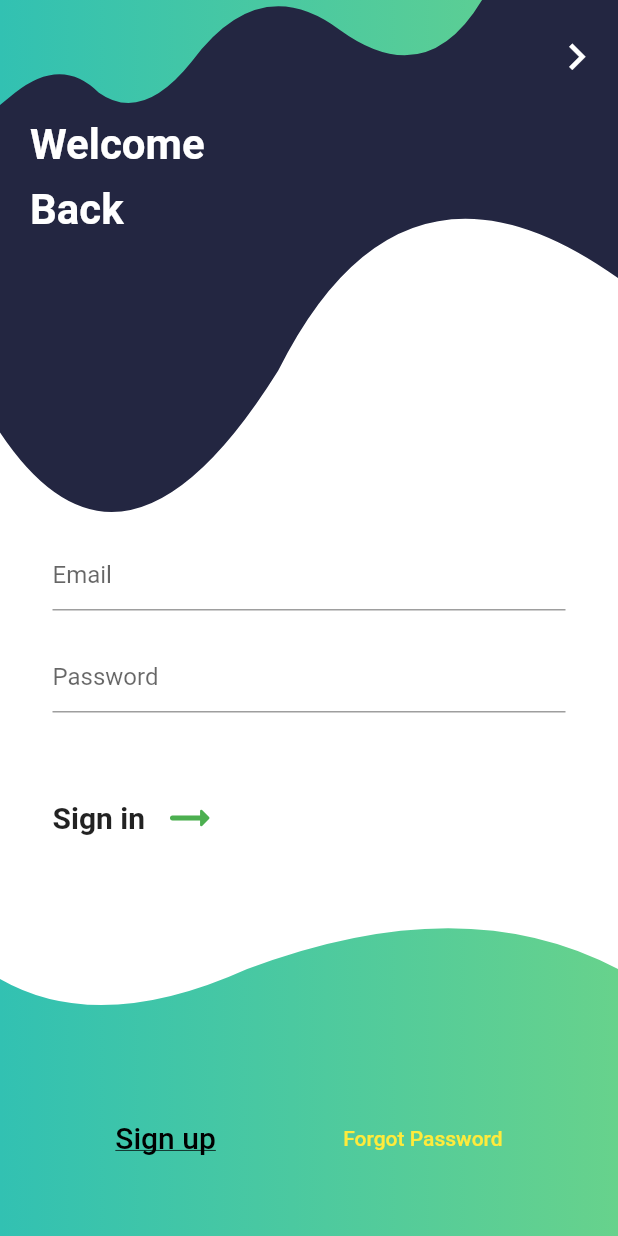
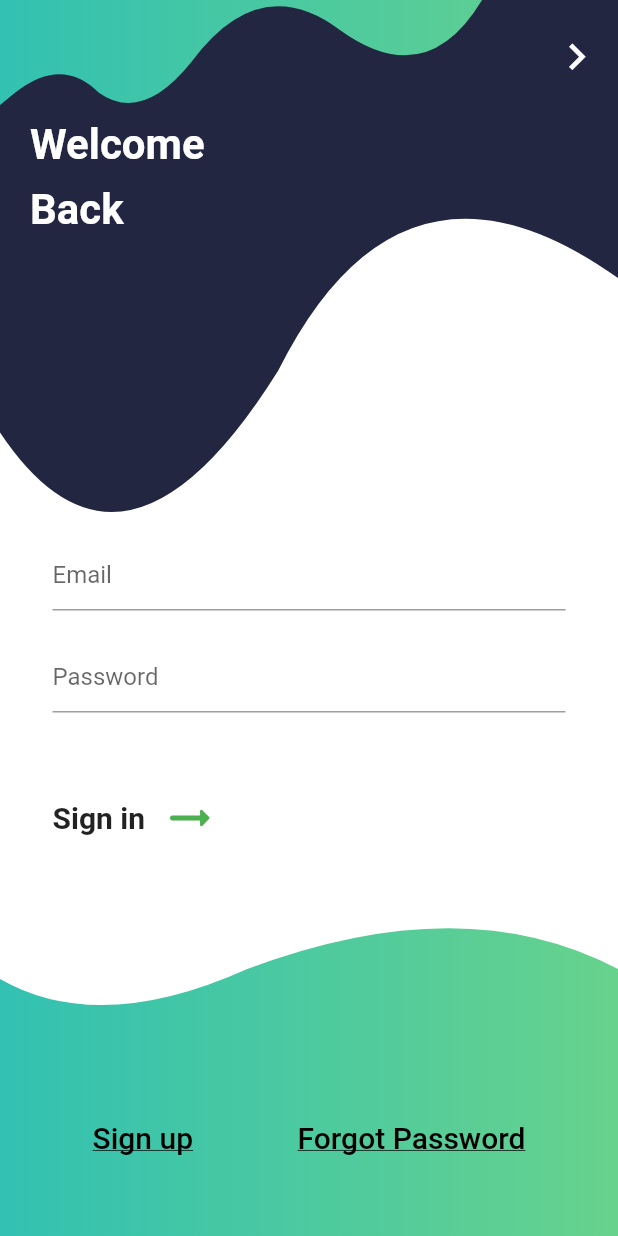
Before and after one commit to bai-93/binanceApp, a Flutter app: the screen it shows after launch, after a tap on the "keyboard arrow right" icon, on a phone screen of 412 x 824 dp. Run offline on Flutter 3.47's test engine with Material 2 defaults, Android fonts, the phone set to English and light mode, and no system bars; our stand-ins replace adaptive_theme, flutter_bloc.

Commit message:
animation for bottom tittles

```diff
--- a/lib/loginFlow/loginScreen.dart
+++ b/lib/loginFlow/loginScreen/loginScreen.dart
@@ -2,6 +2,7 @@ import 'package:adaptive_theme/adaptive_theme.dart';
 import 'package:flutter/material.dart';
 import 'package:flutter_bloc/flutter_bloc.dart';
 import 'package:sheker/baseUI/baseWidget.dart';
+import 'login_shape/login_top_bottom.dart';
 
 class LoginScreen extends BaseScreen {
   const LoginScreen({super.key});
@@ -12,21 +13,21 @@ class LoginScreen extends BaseScreen {
 class _LoginScreenState extends BaseScreenState<LoginScreen>
     with BaseScreenMixin, SingleTickerProviderStateMixin {
   VoidCallback? signUp;
-  bool flagOpacity = false;
   late AnimationController controller;
-  late Animation<Color?> colorTween;
+  late Tween<double> opacityTween;
+  late Animation opacity;
 
   @override
   void initState() {
     super.initState();
     controller =
-        AnimationController(vsync: this, duration: Duration(seconds: 2));
-    colorTween = ColorTween(begin: Colors.yellow, end: Colors.red).animate(
-        CurvedAnimation(parent: controller, curve: const Interval(0.0, 1.0)));
+        AnimationController(vsync: this, duration: Duration(seconds: 1));
+    opacityTween = Tween<double>(begin: 0.0, end: 1.0);
+    opacity = opacityTween.animate(controller);
     controller.addListener(() {
-      debugPrint('listener');
       setState(() {});
     });
+    controller.forward();
   }
 
   @override
@@ -148,10 +149,7 @@ class _LoginScreenState extends BaseScreenState<LoginScreen>
                                   children: [
                                     GestureDetector(
                                       onTap: () {
-                                        debugPrint('opacity');
-                                        setState(() {
-                                          flagOpacity = !flagOpacity;
-                                        });
+                                        debugPrint("top left action");
                                       },
                                       child: const Icon(
                                         Icons.keyboard_arrow_right_outlined,
@@ -182,23 +180,20 @@ class _LoginScreenState extends BaseScreenState<LoginScreen>
               bottom: getSizeScreen().height * 0.05,
               child: SizedBox(
                 width: getSizeScreen().width,
+                child: Opacity(
+                  opacity: opacity.value,
                   child: Row(
                     mainAxisAlignment: MainAxisAlignment.spaceEvenly,
                     children: [
                       createButton(
-                        func: flagOpacity
+                          func: opacity.value >= 0.0
                               ? () {
                                   debugPrint('Sign up button');
-                                controller.forward();
                                 }
-                            : null,
-                        child: AnimatedOpacity(
-                          duration: Duration(seconds: 1),
-                          opacity: flagOpacity ? 1.0 : 0.0,
+                              : () {},
                           child: Text(
                             'Sign up',
                             style: Theme.of(context).textTheme.bodyLarge,
-                          ),
                           )),
                       createButton(
                           func: () {
@@ -206,9 +201,10 @@ class _LoginScreenState extends BaseScreenState<LoginScreen>
                           },
                           child: Text(
                             'Forgot Password',
-                          style: TextStyle(color: colorTween.value),
+                            style: Theme.of(context).textTheme.bodyLarge,
                           )),
                     ],
+                  ),
                 ),
               ),
             ),
@@ -235,60 +231,6 @@ class _LoginScreenState extends BaseScreenState<LoginScreen>
     return TextButton(
       onPressed: func,
       child: child,
-      // style: TextButton.styleFrom(),
     );
   }
 }
-
-class TopContentClip extends CustomClipper<Path> {
-  @override
-  Path getClip(Size size) {
-    double height = size.height;
-    double width = size.width;
-
-    Path path = Path();
-    path.moveTo(0.0, height * 0.7);
-    path.quadraticBezierTo(width * 0.2, height, width * 0.45, height * 0.6);
-    path.quadraticBezierTo(width * 0.65, height * 0.2, width, height * 0.45);
-    path.lineTo(width, 0.0);
-    path.lineTo(width * 0.78, 0.0);
-    path.quadraticBezierTo(width * 0.69, height * 0.15, width * 0.55, 20.0);
-    path.quadraticBezierTo(width * 0.42, -20.0, width * 0.31, height * 0.1);
-    path.quadraticBezierTo(
-        width * 0.23, height * 0.2, width * 0.16, height * 0.15);
-    path.quadraticBezierTo(width * 0.1, height * 0.09, 10.0, height * 0.15);
-    path.lineTo(0.0, height * 0.17);
-    path.close();
-    return path;
-  }
-
-  @override
-  bool shouldReclip(covariant CustomClipper<Path> oldClipper) {
-    return true;
-  }
-}
-
-class BottomContentClip extends CustomClipper<Path> {
-  @override
-  Path getClip(Size size) {
-    double height = size.height;
-    double width = size.width;
-
-    var pathClip = Path();
-    pathClip.moveTo(0.0, height * 0.23);
-    pathClip.quadraticBezierTo(
-        width * 0.16, height * 0.4, width * 0.4, height * 0.2);
-    pathClip.quadraticBezierTo(width * 0.75, -10.0, width, height * 0.2);
-    pathClip.lineTo(width, height);
-    pathClip.lineTo(0.0, height);
-    pathClip.close();
-    return pathClip;
-  }
-
-  @override
-  bool shouldReclip(covariant CustomClipper<Path> oldClipper) {
-    return true;
-  }
-}
-
-//35 38 65  top content color
--- /dev/null
+++ b/lib/loginFlow/loginScreen/login_shape/login_top_bottom.dart
@@ -0,0 +1,52 @@
+import 'package:flutter/cupertino.dart';
+
+class TopContentClip extends CustomClipper<Path> {
+  @override
+  Path getClip(Size size) {
+    double height = size.height;
+    double width = size.width;
+
+    Path path = Path();
+    path.moveTo(0.0, height * 0.7);
+    path.quadraticBezierTo(width * 0.2, height, width * 0.45, height * 0.6);
+    path.quadraticBezierTo(width * 0.65, height * 0.2, width, height * 0.45);
+    path.lineTo(width, 0.0);
+    path.lineTo(width * 0.78, 0.0);
+    path.quadraticBezierTo(width * 0.69, height * 0.15, width * 0.55, 20.0);
+    path.quadraticBezierTo(width * 0.42, -20.0, width * 0.31, height * 0.1);
+    path.quadraticBezierTo(
+        width * 0.23, height * 0.2, width * 0.16, height * 0.15);
+    path.quadraticBezierTo(width * 0.1, height * 0.09, 10.0, height * 0.15);
+    path.lineTo(0.0, height * 0.17);
+    path.close();
+    return path;
+  }
+
+  @override
+  bool shouldReclip(covariant CustomClipper<Path> oldClipper) {
+    return true;
+  }
+}
+
+class BottomContentClip extends CustomClipper<Path> {
+  @override
+  Path getClip(Size size) {
+    double height = size.height;
+    double width = size.width;
+
+    var pathClip = Path();
+    pathClip.moveTo(0.0, height * 0.23);
+    pathClip.quadraticBezierTo(
+        width * 0.16, height * 0.4, width * 0.4, height * 0.2);
+    pathClip.quadraticBezierTo(width * 0.75, -10.0, width, height * 0.2);
+    pathClip.lineTo(width, height);
+    pathClip.lineTo(0.0, height);
+    pathClip.close();
+    return pathClip;
+  }
+
+  @override
+  bool shouldReclip(covariant CustomClipper<Path> oldClipper) {
+    return true;
+  }
+}
--- a/lib/main.dart
+++ b/lib/main.dart
@@ -1,6 +1,6 @@
 import 'package:adaptive_theme/adaptive_theme.dart';
 import 'package:flutter/material.dart';
-import 'package:sheker/loginFlow/loginScreen.dart';
+import 'package:sheker/loginFlow/loginScreen/loginScreen.dart';
 import 'package:sheker/themes/themes.dart';
 
 void main() {
```
Lines whose indentation alone changed are shown as unchanged.
